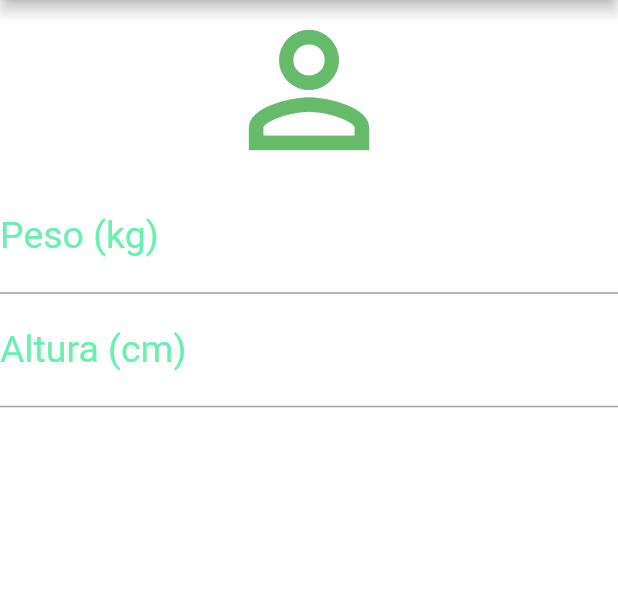
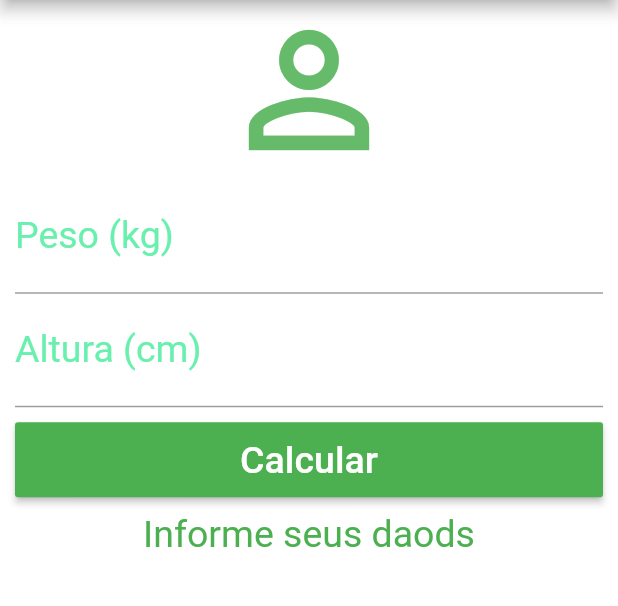
Before and after one commit to Marcio2016/Calculadora-IMC, a Flutter app: the screen it shows after launch, after a tap on the "refresh" icon, on a phone screen of 412 x 824 dp, the part 84-690 px from its top. Run offline on Flutter 3.47's test engine with Material 2 defaults, Android fonts, the phone set to English and light mode, and no system bars.

```diff
--- a/lib/main.dart
+++ b/lib/main.dart
@@ -12,6 +12,40 @@ class Home extends StatefulWidget {
 }
 
 class _HomeState extends State<Home> {
+  TextEditingController weightController = TextEditingController();
+  TextEditingController heightController = TextEditingController();
+  String _infoText = "Informe seus dados!";
+
+  void _resetField() {
+    weightController.text = "";
+    heightController.text = "";
+    setState(() {
+      _infoText = "Informe seus daods";
+    });
+  }
+
+  void _calculo() {
+    setState(() {
+      double weight = double.parse(weightController.text);
+      double height = double.parse(heightController.text) / 100;
+      double imc = weight / (height * height);
+
+      if (imc < 18.6) {
+        _infoText = "Abaixo do Peso ${imc.toStringAsPrecision(3)}";
+      } else if (imc >= 18.6 && imc < 24.9) {
+        _infoText = "Peso ideal ${imc.toStringAsPrecision(3)}";
+      } else if (imc >= 24.9 && imc < 29.9) {
+        _infoText = "Levemente acima do peso ${imc.toStringAsPrecision(3)}";
+      } else if (imc >= 29.9 && imc < 34.9) {
+        _infoText = "Obesidade Grau I ${imc.toStringAsPrecision(3)}";
+      } else if (imc >= 39.9 && imc < 39.9) {
+        _infoText = "Obesidade Grau II ${imc.toStringAsPrecision(3)}";
+      } else if (imc >= 40) {
+        _infoText = "Obesidade Grau III ${imc.toStringAsPrecision(3)}";
+      }
+    });
+  }
+
   @override
   Widget build(BuildContext context) {
     return Scaffold(
@@ -20,32 +54,55 @@ class _HomeState extends State<Home> {
           centerTitle: true,
           backgroundColor: Colors.green,
           actions: <Widget>[
-          IconButton(icon: Icon(Icons.refresh),
-          onPressed: () {},)
+            IconButton(
+              icon: Icon(Icons.refresh),
+              onPressed: _resetField,
+            )
           ],
         ),
-      backgroundColor: Colors.white38,
-      body: Column(
+        backgroundColor: Colors.white24,
+        body: SingleChildScrollView(
+          padding: EdgeInsets.fromLTRB(10, 0, 10, 0),
+          child: Column(
             crossAxisAlignment: CrossAxisAlignment.stretch,
             children: <Widget>[
-          Icon(Icons.person_outline,size: 120.0,color:Colors.green[400]),
-          TextField(keyboardType: TextInputType.number,
+              Icon(Icons.person_outline, size: 120.0, color: Colors.green[400]),
+              TextField(
+                keyboardType: TextInputType.number,
                 decoration: InputDecoration(
                     labelText: "Peso (kg)",
-            labelStyle: TextStyle(color: Colors.greenAccent)
+                    labelStyle: TextStyle(color: Colors.greenAccent)),
+                textAlign: TextAlign.center,
+                style: TextStyle(color: Colors.green, fontSize: 25),
+                controller: weightController,
               ),
-          textAlign: TextAlign.center,
-          style: TextStyle(color: Colors.green,fontSize: 25.0),
-          ),
-          TextField(keyboardType: TextInputType.number,
+              TextField(
+                keyboardType: TextInputType.number,
                 decoration: InputDecoration(
                     labelText: "Altura (cm)",
-            labelStyle: TextStyle(color: Colors.greenAccent)
+                    labelStyle: TextStyle(color: Colors.greenAccent)),
+                textAlign: TextAlign.center,
+                style: TextStyle(color: Colors.green, fontSize: 25),
+                controller: heightController,
               ),
+              Padding(
+                padding: EdgeInsets.only(top: 10, bottom: 10),
+                child: Container(
+                    height: 50.0,
+                    child: RaisedButton(
+                      onPressed: _calculo,
+                      child: Text('Calcular',
+                          style: TextStyle(fontSize: 25, color: Colors.white)),
+                      color: Colors.green,
+                    )),
+              ),
+              Text(
+                _infoText,
                 textAlign: TextAlign.center,
-          style: TextStyle(color: Colors.green,fontSize: 25.0),
-          )
-        ],),
-    );
+                style: TextStyle(color: Colors.green, fontSize: 25),
+              ),
+            ],
+          ),
+        ));
   }
 }
```
Also changed, not shown: pubspec.lock. Lines whose indentation alone changed are shown as unchanged.
